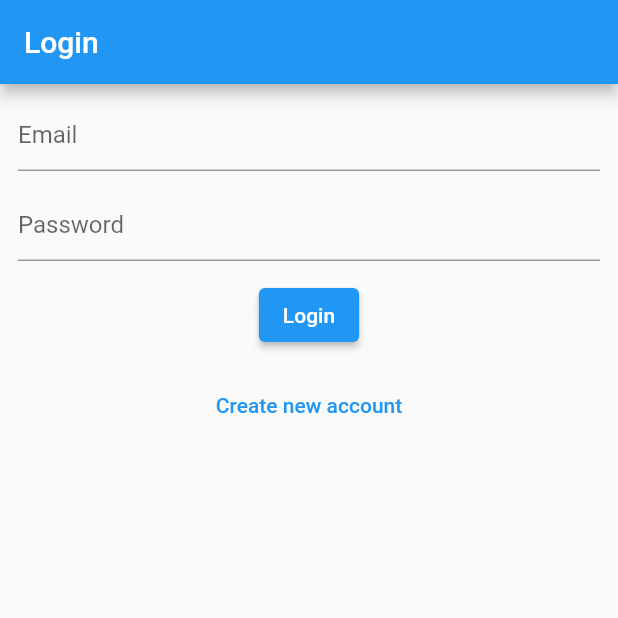
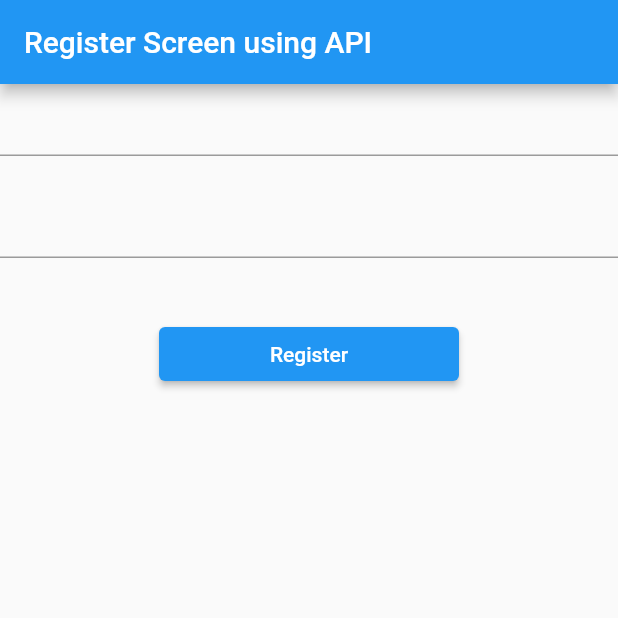
Before and after one commit to huzaifak08/Flutter-Check-App, a Flutter app: the screen it shows after launch, on a phone screen of 412 x 824 dp, the top half of it. Run offline on Flutter 3.47's test engine with Material 2 defaults, Android fonts, the phone set to English and light mode, and no system bars; our stand-ins replace cloud_firestore, firebase_auth, firebase_core, firebase_messaging, flutter_local_notifications, fluttertoast; missing offline and left inert: app_settings; accounts and stored records are empty.

Commit message:
Login and Sign Up using API

```diff
--- /dev/null
+++ b/lib/API Services/API Example APP/signup_api.dart
@@ -0,0 +1,70 @@
+import 'dart:convert';
+
+import 'package:flutter/material.dart';
+import 'package:http/http.dart' as http;
+import 'package:http/http.dart';
+
+class SignUpAPI extends StatefulWidget {
+  const SignUpAPI({super.key});
+
+  @override
+  State<SignUpAPI> createState() => _SignUpAPIState();
+}
+
+class _SignUpAPIState extends State<SignUpAPI> {
+  final emailController = TextEditingController();
+  final passwordController = TextEditingController();
+
+  // Register/Login using API (Post)
+  void register(String email, String password) async {
+    // https://reqres.in/api/login  For Login use this:
+
+    try {
+      Response response =
+          await post(Uri.parse('https://reqres.in/api/register'), body: {
+        'email': email,
+        'password': password,
+      });
+
+      if (response.statusCode == 200) {
+        // to print data:
+        var data = jsonDecode(response.body.toString());
+        debugPrint(data);
+
+        debugPrint('Account Created Successfully');
+      } else {
+        debugPrint('Failed to create account');
+      }
+    } catch (e) {
+      debugPrint(e.toString());
+    }
+  }
+
+  @override
+  Widget build(BuildContext context) {
+    return Scaffold(
+      appBar: AppBar(title: const Text('Register Screen using API')),
+      body: Column(
+        children: [
+          TextFormField(
+            controller: emailController,
+          ),
+          const SizedBox(height: 20),
+          TextFormField(
+            controller: passwordController,
+          ),
+          const SizedBox(height: 40),
+          SizedBox(
+            width: 200,
+            child: ElevatedButton(
+              onPressed: () {
+                register(emailController.text, passwordController.text);
+              },
+              child: const Text('Register'),
+            ),
+          )
+        ],
+      ),
+    );
+  }
+}
--- a/lib/main.dart
+++ b/lib/main.dart
@@ -2,6 +2,7 @@ import 'package:firebase_core/firebase_core.dart';
 import 'package:firebase_messaging/firebase_messaging.dart';
 import 'package:flutter/material.dart';
 import 'package:provider/provider.dart';
+import 'package:test_app/API%20Services/API%20Example%20APP/signup_api.dart';
 import 'package:test_app/Add%20to%20Cart/cart_provider.dart';
 import 'package:test_app/Add%20to%20Cart/cart_screen.dart';
 import 'package:test_app/Splash/splash_page.dart';
@@ -40,7 +41,7 @@ class MyApp extends StatelessWidget {
         theme: ThemeData(
           primarySwatch: Colors.blue,
         ),
-        home: const SplashScreen(),
+        home: const SignUpAPI(),
       ),
     );
   }
```
